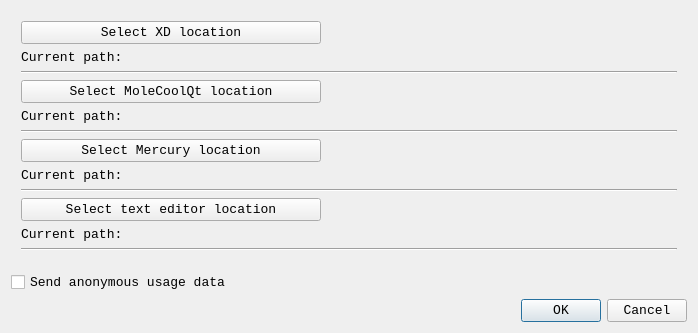
Above: src/pref.ui from mcrav/XDToolkit before the change. Below: the same form after it.
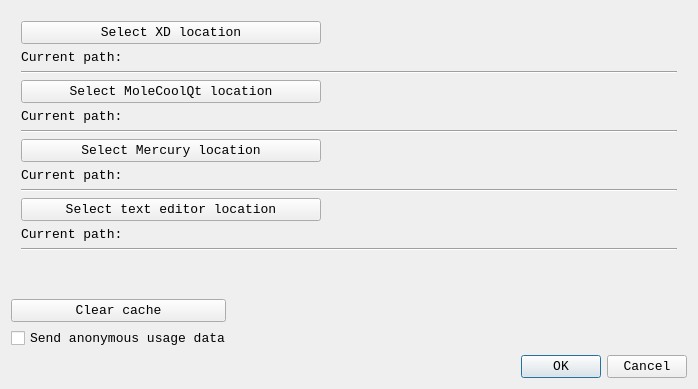
That is the form after the change. Icons and pictures are not drawn.

```diff
--- a/src/pref.ui
+++ b/src/pref.ui
@@ -10,7 +10,7 @@
     <x>0</x>
     <y>0</y>
     <width>698</width>
-    <height>333</height>
+    <height>389</height>
    </rect>
   </property>
   <property name="font">
@@ -164,7 +164,7 @@
      </item>
     </layout>
    </item>
-   <item row="2" column="0">
+   <item row="5" column="0">
     <widget class="QDialogButtonBox" name="buttonBox">
      <property name="orientation">
       <enum>Qt::Horizontal</enum>
@@ -174,13 +174,64 @@
      </property>
     </widget>
    </item>
-   <item row="1" column="0">
+   <item row="3" column="0">
     <widget class="QCheckBox" name="anonDatBox">
      <property name="text">
       <string>Send anonymous usage data</string>
      </property>
     </widget>
    </item>
+   <item row="1" column="0">
+    <layout class="QHBoxLayout" name="horizontalLayout">
+     <property name="topMargin">
+      <number>0</number>
+     </property>
+     <item>
+      <widget class="QPushButton" name="clearCacheBut">
+       <property name="minimumSize">
+        <size>
+         <width>215</width>
+         <height>0</height>
+        </size>
+       </property>
+       <property name="maximumSize">
+        <size>
+         <width>215</width>
+         <height>16777215</height>
+        </size>
+       </property>
+       <property name="text">
+        <string>Clear cache</string>
+       </property>
+      </widget>
+     </item>
+     <item>
+      <widget class="QLabel" name="clearCacheLab">
+       <property name="font">
+        <font>
+         <italic>true</italic>
+        </font>
+       </property>
+       <property name="text">
+        <string/>
+       </property>
+      </widget>
+     </item>
+     <item>
+      <spacer name="horizontalSpacer">
+       <property name="orientation">
+        <enum>Qt::Horizontal</enum>
+       </property>
+       <property name="sizeHint" stdset="0">
+        <size>
+         <width>40</width>
+         <height>20</height>
+        </size>
+       </property>
+      </spacer>
+     </item>
+    </layout>
+   </item>
   </layout>
  </widget>
  <resources/>
```
